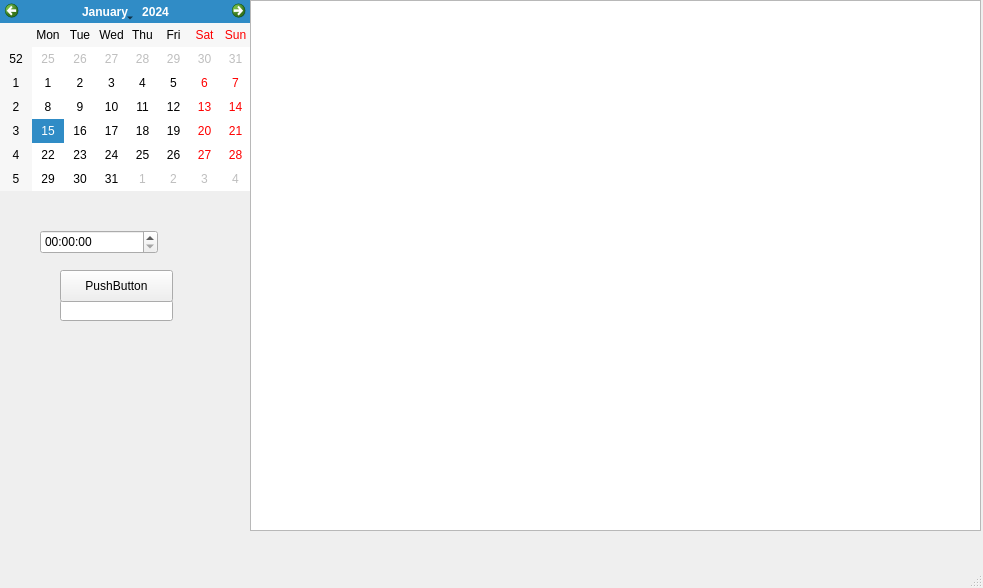
The window that Задание 3. Планировщик.ui (Arsen1y-dev/UID) describes before a commit, drawn with Qt 5.
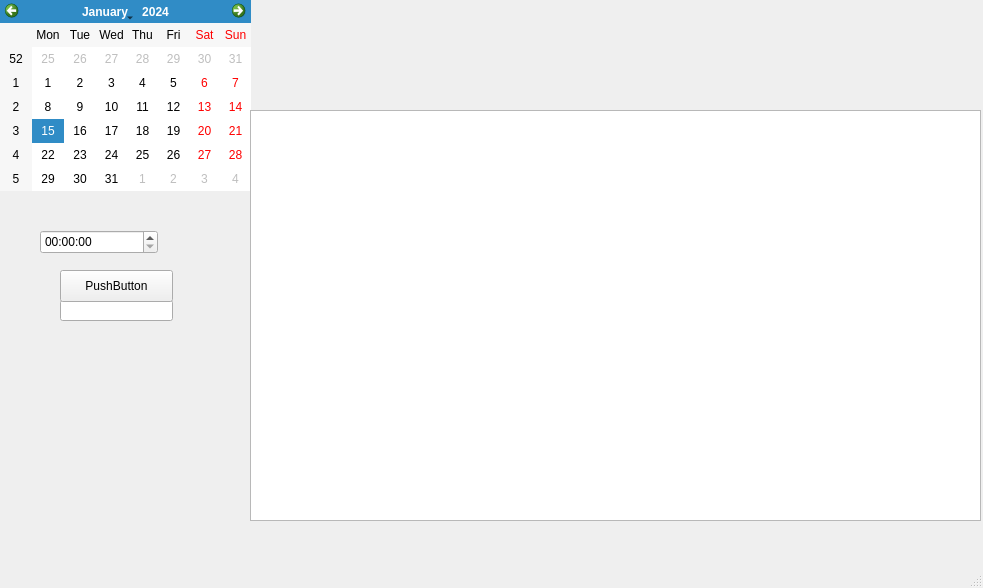
The same window after the commit.

Patch:
```diff
--- a/Задание 3. Планировщик.ui
+++ b/Задание 3. Планировщик.ui
@@ -57,15 +57,26 @@
      <string>PushButton</string>
     </property>
    </widget>
-   <widget class="QListWidget" name="listWidget">
+   <widget class="QTableWidget" name="tableWidget">
+    <property name="geometry">
+     <rect>
+      <x>250</x>
+      <y>110</y>
+      <width>731</width>
+      <height>411</height>
+     </rect>
+    </property>
+   </widget>
+   <widget class="QWidget" name="verticalLayoutWidget">
     <property name="geometry">
      <rect>
       <x>250</x>
       <y>0</y>
       <width>731</width>
-      <height>531</height>
+      <height>111</height>
      </rect>
     </property>
+    <layout class="QVBoxLayout" name="verticalLayout"/>
    </widget>
   </widget>
   <widget class="QMenuBar" name="menubar">
```
